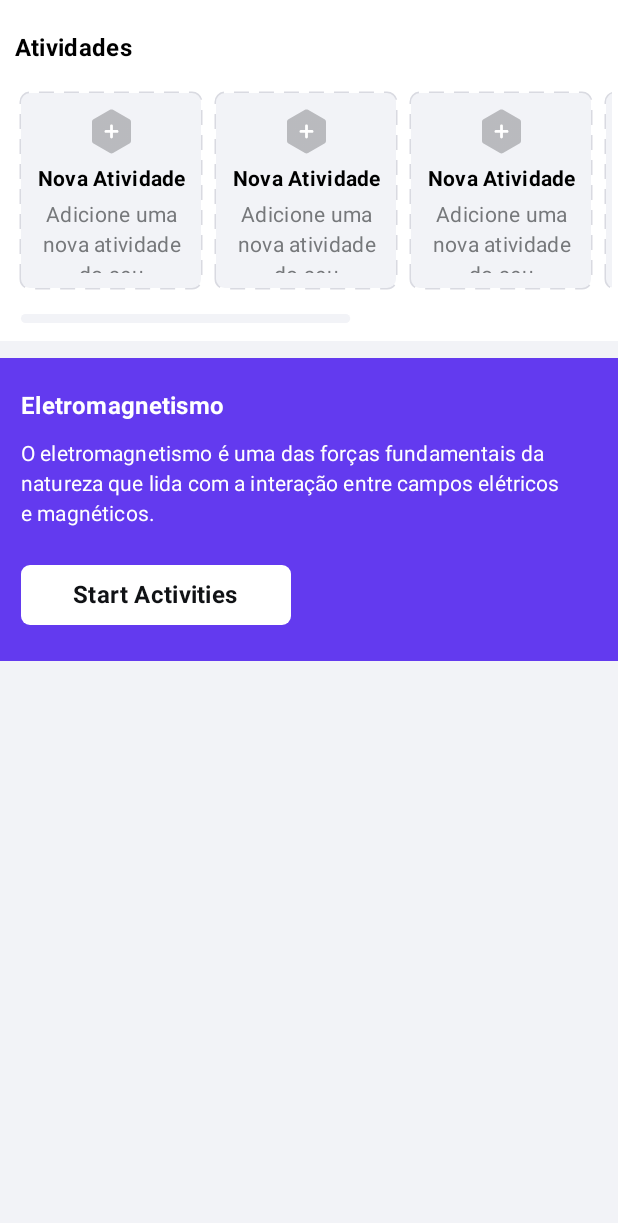
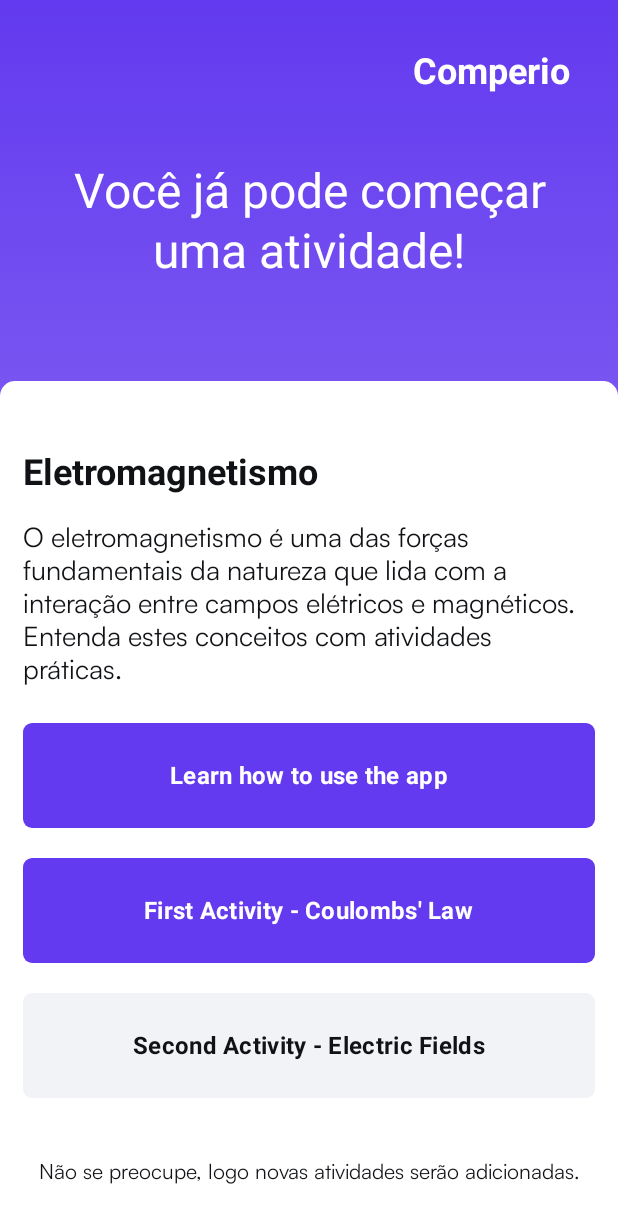
Before and after one commit to Nextness/Comperio, an Android app built with Jetpack Compose: the @Preview function preview_home_screen, on a phone screen of 412 x 824 dp. Shown: the top 1223 px of the screen. Run offline under Robolectric (Android 15) with nearby library versions, the phone set to English and light mode, and no system bars.

Commit message:
Simplying the application for qualification

```diff
--- a/app/src/main/java/com/research/comperio/ui/screen/home/_home_screen.kt
+++ b/app/src/main/java/com/research/comperio/ui/screen/home/_home_screen.kt
@@ -15,7 +15,9 @@ import androidx.compose.foundation.layout.Spacer
 import androidx.compose.foundation.layout.fillMaxSize
 import androidx.compose.foundation.layout.fillMaxWidth
 import androidx.compose.foundation.layout.height
+import androidx.compose.foundation.layout.offset
 import androidx.compose.foundation.layout.padding
+import androidx.compose.foundation.layout.safeDrawingPadding
 import androidx.compose.foundation.layout.width
 import androidx.compose.foundation.lazy.LazyListScope
 import androidx.compose.foundation.lazy.LazyListState
@@ -46,19 +48,26 @@ import androidx.compose.ui.draw.drawWithContent
 import androidx.compose.ui.geometry.CornerRadius
 import androidx.compose.ui.geometry.Offset
 import androidx.compose.ui.geometry.Size
+import androidx.compose.ui.graphics.Brush
 import androidx.compose.ui.graphics.Color
 import androidx.compose.ui.graphics.PathEffect
 import androidx.compose.ui.graphics.drawscope.Stroke
 import androidx.compose.ui.platform.LocalDensity
 import androidx.compose.ui.res.painterResource
+import androidx.compose.ui.text.TextStyle
 import androidx.compose.ui.text.font.FontWeight
 import androidx.compose.ui.text.style.TextAlign
 import androidx.compose.ui.tooling.preview.Preview
 import androidx.compose.ui.unit.Dp
 import androidx.compose.ui.unit.dp
+import androidx.compose.ui.unit.sp
 import androidx.navigation.NavController
 import androidx.navigation.compose.rememberNavController
 import com.research.comperio.R
+import com.research.comperio.theme.comperio_black_dark
+import com.research.comperio.theme.comperio_light_background
+import com.research.comperio.theme.comperio_light_gray
+import com.research.comperio.theme.extended_color_scheme
 import com.research.comperio.ui.common.comperio_component_corner_radius
 import com.research.comperio.ui.common.comperio_dropdown_big
 import com.research.comperio.ui.common.default_button
@@ -66,14 +75,122 @@ import com.research.comperio.ui.common.default_button_with_adjustments
 import com.research.comperio.ui.common.set_screen_orientation
 import com.research.comperio.ui.screen_navigation.comperio_navigation
 import com.research.comperio.theme.main_color
-
+import com.research.comperio.theme.satoshi_font_family
+import com.research.comperio.ui.common.header_comperio_logo
 
 @Composable
-@OptIn(ExperimentalMaterial3Api::class)
 @SuppressLint("ComposableNaming")
 fun home_screen(navigation_controller: NavController, content_padding: PaddingValues) {
     set_screen_orientation(ActivityInfo.SCREEN_ORIENTATION_PORTRAIT)
-    Spacer(modifier = Modifier.height(11.dp).padding(content_padding))
+    Column(
+        verticalArrangement = Arrangement.spacedBy((-10).dp),
+        modifier = Modifier
+            .fillMaxSize()
+            .background(color = MaterialTheme.extended_color_scheme.primary)
+    ) {
+        Column(
+            verticalArrangement = Arrangement.Center,
+            horizontalAlignment = Alignment.CenterHorizontally,
+            modifier = Modifier
+                .fillMaxWidth()
+                .background(
+                    brush = Brush.verticalGradient(
+                        colors = listOf(Color(0x3F633AEF), Color(0x59FFFFFF)),
+                        startY = 0f,
+                        endY = 1000f
+                    )
+                )
+                .padding(all=32.dp)
+        ) {
+            header_comperio_logo()
+            Spacer(modifier = Modifier.height(44.dp))
+            Text(
+                text = "Você já pode começar\n" +
+                        "uma atividade!",
+                color = Color(0xFFFFFFFF),
+                style = MaterialTheme.typography.headlineLarge,
+                fontWeight = FontWeight.Normal,
+                textAlign = TextAlign.Center
+            )
+            Spacer(modifier = Modifier.height(44.dp))
+        }
+        Column(
+            verticalArrangement = Arrangement.Top,
+            horizontalAlignment = Alignment.CenterHorizontally,
+            modifier = Modifier
+                .fillMaxSize()
+                .clip(RoundedCornerShape(topStart = 10.dp, topEnd = 10.dp))
+                .background(Color(0xFFFFFFFF))
+                .padding(all=15.dp)
+        ) {
+            Spacer(modifier = Modifier.height(30.dp))
+            Text(
+                modifier = Modifier.fillMaxWidth(),
+                text = "Eletromagnetismo",
+                color = Color(0xFF101215),
+                style = MaterialTheme.typography.headlineSmall,
+                fontWeight = FontWeight.Bold,
+                textAlign = TextAlign.Left
+            )
+            Spacer(modifier = Modifier.height(15.dp))
+            Text(
+                text = "O eletromagnetismo é uma das forças fundamentais da natureza que lida com a interação entre campos elétricos e magnéticos. Entenda estes conceitos com atividades práticas.",
+                color = Color(0xFF101215),
+                style = TextStyle(
+                    fontFamily = satoshi_font_family,
+                    fontWeight = FontWeight.Normal,
+                    fontSize = 18.sp
+                ),
+                fontWeight = FontWeight.Normal
+            )
+            Spacer(modifier = Modifier.height(25.dp))
+            default_button_with_adjustments(
+                button_label = R.string.home_screen_label_tutorial,
+                button_color=MaterialTheme.extended_color_scheme.primary,
+                label_color = MaterialTheme.extended_color_scheme.on_primary_text_color,
+                modifier = Modifier.fillMaxWidth().height(70.dp).clip(RoundedCornerShape(5.dp)),
+                on_click = {}
+            )
+            Spacer(modifier = Modifier.height(20.dp))
+            default_button_with_adjustments(
+                button_label = R.string.home_screen_label_first_activity,
+                button_color=MaterialTheme.extended_color_scheme.primary,
+                label_color = MaterialTheme.extended_color_scheme.on_primary_text_color,
+                modifier = Modifier.fillMaxWidth().height(70.dp).clip(RoundedCornerShape(5.dp)),
+                on_click = {}
+            )
+            Spacer(modifier = Modifier.height(20.dp))
+            default_button_with_adjustments(
+                button_label = R.string.home_screen_label_second_activity,
+                button_color= comperio_light_background,
+                label_color = comperio_black_dark,
+                modifier = Modifier.fillMaxWidth().height(70.dp).clip(RoundedCornerShape(5.dp)),
+                on_click = {}
+            )
+            Spacer(modifier = Modifier.height(40.dp))
+            Text(
+                modifier = Modifier.fillMaxWidth().height(70.dp),
+                text = "Não se preocupe, logo novas atividades serão adicionadas.",
+                color = Color(0xFF101215),
+                style = TextStyle(
+                    fontFamily = satoshi_font_family,
+                    fontWeight = FontWeight.Normal,
+                    fontSize = 14.sp
+                ),
+                textAlign = TextAlign.Center,
+                fontWeight = FontWeight.Normal
+            )
+        }
+    }
+}
+
+@Composable
+@SuppressLint("ComposableNaming")
+fun home_screen_future_implementation(navigation_controller: NavController, content_padding: PaddingValues) {
+    set_screen_orientation(ActivityInfo.SCREEN_ORIENTATION_PORTRAIT)
+    Spacer(modifier = Modifier
+        .height(11.dp)
+        .padding(content_padding))
     Column(
         modifier = Modifier
             .padding(content_padding)
@@ -213,12 +330,14 @@ fun LazyListScope.lazy_row_item_content() {
 }
 
 @Suppress("FunctionName")
-fun Modifier.dashed_border(strokeWidth: Dp, color: Color, cornerRadiusDp: Dp) = composed(factory = {
+fun Modifier.dashed_border(strokeWidth: Dp, color: Color, cornerRadiusDp: Dp) = composed(
+    factory = {
         val density = LocalDensity.current
         val strokeWidthPx = density.run { strokeWidth.toPx() }
         val cornerRadiusPx = density.run { cornerRadiusDp.toPx() }
 
-    this.then(Modifier.drawWithCache {
+        this.then(
+            Modifier.drawWithCache {
                 onDrawBehind {
                     val stroke = Stroke(
                         width = strokeWidthPx,
@@ -228,8 +347,10 @@ fun Modifier.dashed_border(strokeWidth: Dp, color: Color, cornerRadiusDp: Dp) =
                         color = color, style = stroke, cornerRadius = CornerRadius(cornerRadiusPx)
                     )
                 }
-    })
-})
+            }
+        )
+    }
+)
 
 @Suppress("FunctionName")
 fun Modifier.simple_horizontal_scroll_bar(
--- a/app/src/main/java/com/research/comperio/ui/screen/login/_login_screen.kt
+++ b/app/src/main/java/com/research/comperio/ui/screen/login/_login_screen.kt
@@ -79,6 +79,7 @@ fun login_screen(navigation_controller: NavController) {
 
         Spacer(modifier = Modifier.weight(1f))
 
+        /*
         val text_modifier = Modifier
             .fillMaxWidth()
             .padding(start = 6.dp, end = 6.dp, top = 0.dp, bottom = 4.dp)
@@ -109,6 +110,7 @@ fun login_screen(navigation_controller: NavController) {
         password_input_field()
 
         Spacer(modifier = Modifier.height(70.dp))
+         */
 
         default_button(
             button_label = R.string.login_screen_label_button_login,
@@ -118,7 +120,7 @@ fun login_screen(navigation_controller: NavController) {
                 navigation_controller.navigate(comperio_navigation.BOTTOM_NAV_ROOT_GRAPH.route)
             }
         )
-
+        /*
         Spacer(modifier = Modifier.height(20.dp))
 
         Text(
@@ -129,6 +131,7 @@ fun login_screen(navigation_controller: NavController) {
             color = MaterialTheme.extended_color_scheme.primary_text_color_variation_001,
             textAlign = TextAlign.Center
         )
+        */
     }
 }
 
--- a/app/src/main/res/values/strings.xml
+++ b/app/src/main/res/values/strings.xml
@@ -30,7 +30,7 @@
         Login
     </string>
     <string name="login_screen.label.button_login">
-        Login
+        Anonymous Login
     </string>
     <string name="login_screen.text.button_forgot_password">
         Forgot password
@@ -163,6 +163,16 @@
         Start Activities
     </string>
 
+    <string name="home_screen.label.tutorial">
+        Learn how to use the app
+    </string>
+    <string name="home_screen.label.first_activity">
+        First Activity - Coulombs\' Law
+    </string>
+    <string name="home_screen.label.second_activity">
+        Second Activity - Electric Fields
+    </string>
+
     <string name="tutorial_activity.label.add_model">
         Anchor Model
     </string>
```
Also changed, not shown: app/src/main/java/com/research/comperio/ui/screen/home/_main_screen.kt (+32 -32 lines), app/src/main/java/com/research/comperio/ui/screen/home/bottom_navigation_bar.kt (+10 -10 lines), app/src/main/java/com/research/comperio/ui/screen/landing/_landing_screen.kt (+5 -5 lines), 1 other file. Lines whose indentation alone changed are shown as unchanged.
